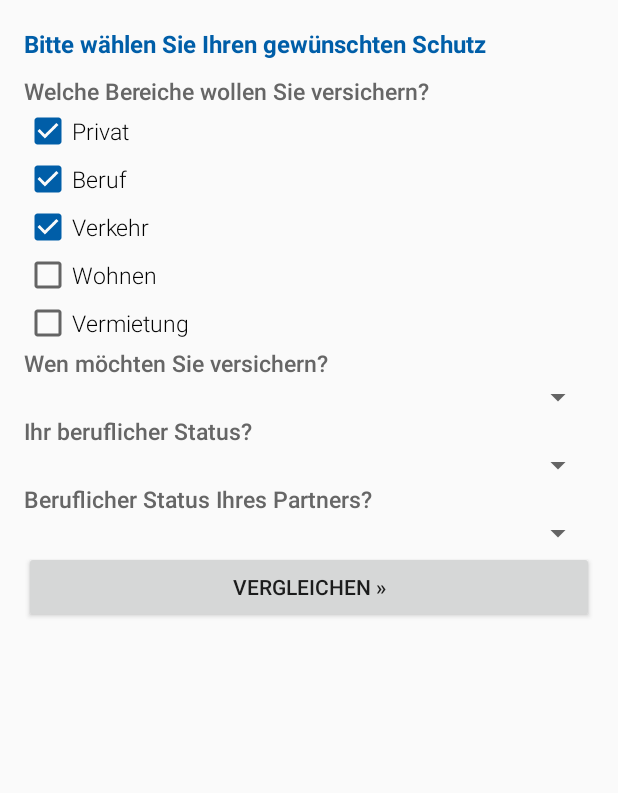
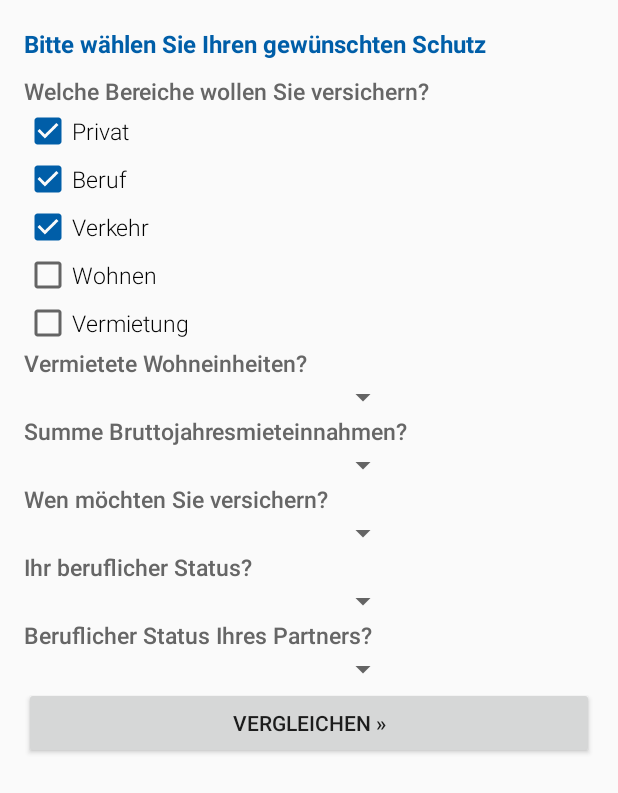
Before and after one commit to liviuignat/rs.android, an Android app: the layout search_activity.xml on its own in the app's theme, with its tools: preview values and no code run, on a phone screen of 412 x 824 dp. Shown: the top 793 px of the screen. Run offline under Robolectric (Android 15) with nearby library versions, the phone set to English and light mode, and no system bars.

```diff
--- a/app/src/main/AndroidManifest.xml
+++ b/app/src/main/AndroidManifest.xml
@@ -8,7 +8,7 @@
         android:label="@string/app_name"
         android:theme="@style/Check24.AppTheme" >
         <activity
-            android:name=".app.screens.SearchActivity_"
+            android:name=".app.screens.search.SearchActivity_"
             android:label="@string/app_name" >
             <intent-filter>
                 <action android:name="android.intent.action.MAIN" />
@@ -17,7 +17,7 @@
         </activity>
 
         <activity
-            android:name=".app.screens.MainActivity_"
+            android:name=".app.screens.tariffList.TariffListActivity_"
             android:label="@string/app_name"
             android:parentActivityName=".app.screens.SearchActivity_"
             >
--- a/app/src/main/java/com/c24/rs/app/adapters/TariffListItemView.java
+++ b/app/src/main/java/com/c24/rs/app/adapters/TariffListItemView.java
@@ -6,9 +6,9 @@ import android.widget.TextView;
 
 import com.c24.rs.R;
 import com.c24.rs.app.uicontrols.TariffNote;
-import com.c24.rs.bl.Tariff;
-import com.c24.rs.bl.TariffFeature;
-import com.c24.rs.bl.TariffImportantHint;
+import com.c24.rs.bl.models.Tariff;
+import com.c24.rs.bl.models.TariffFeature;
+import com.c24.rs.bl.models.TariffImportantHint;
 import com.c24.rs.common.formatters.CurrencyFormatter;
 
 import org.androidannotations.annotations.EViewGroup;
--- a/app/src/main/java/com/c24/rs/app/adapters/TariffsListAdapter.java
+++ b/app/src/main/java/com/c24/rs/app/adapters/TariffsListAdapter.java
@@ -5,7 +5,7 @@ import android.view.View;
 import android.view.ViewGroup;
 import android.widget.BaseAdapter;
 
-import com.c24.rs.bl.Tariff;
+import com.c24.rs.bl.models.Tariff;
 
 import org.androidannotations.annotations.EBean;
 import org.androidannotations.annotations.RootContext;
--- a/app/src/main/java/com/c24/rs/app/screens/MainActivity.java
+++ b/app/src/main/java/com/c24/rs/app/screens/tariffList/TariffListActivity.java
@@ -1,4 +1,4 @@
-package com.c24.rs.app.screens;
+package com.c24.rs.app.screens.tariffList;
 
 import android.app.ProgressDialog;
 import android.os.Bundle;
@@ -8,7 +8,7 @@ import android.widget.ListView;
 import com.c24.rs.R;
 import com.c24.rs.app.ActivityBase;
 import com.c24.rs.app.adapters.TariffsListAdapter;
-import com.c24.rs.bl.Tariff;
+import com.c24.rs.bl.models.Tariff;
 import com.c24.rs.bl.queries.SearchTariffQuery;
 import com.c24.rs.bl.queries.SearchTariffQueryHandler;
 
@@ -28,7 +28,7 @@ import java.util.ArrayList;
 
 @EActivity(R.layout.activity_main)
 @OptionsMenu(R.menu.menu_main)
-public class MainActivity extends ActivityBase {
+public class TariffListActivity extends ActivityBase {
 
     public static String PARAM_SEARCH = "PARAM_SEARCH";
     public SearchTariffQuery tariffSearchQuery;
--- a/app/src/main/java/com/c24/rs/bl/PricingDetails.java
+++ b/app/src/main/java/com/c24/rs/bl/models/PricingDetails.java
@@ -1,4 +1,4 @@
-package com.c24.rs.bl;
+package com.c24.rs.bl.models;
 
 /**
  * Created by liviu.ignat on 7/1/2015.
--- a/app/src/main/java/com/c24/rs/bl/Tariff.java
+++ b/app/src/main/java/com/c24/rs/bl/models/Tariff.java
@@ -1,4 +1,4 @@
-package com.c24.rs.bl;
+package com.c24.rs.bl.models;
 
 public class Tariff {
     public Tariff () {
--- a/app/src/main/java/com/c24/rs/bl/TariffDetails.java
+++ b/app/src/main/java/com/c24/rs/bl/models/TariffDetails.java
@@ -1,4 +1,4 @@
-package com.c24.rs.bl;
+package com.c24.rs.bl.models;
 
 import java.util.ArrayList;
 
--- a/app/src/main/java/com/c24/rs/bl/TariffImportantHint.java
+++ b/app/src/main/java/com/c24/rs/bl/models/TariffImportantHint.java
@@ -1,4 +1,4 @@
-package com.c24.rs.bl;
+package com.c24.rs.bl.models;
 
 public class TariffImportantHint {
     private String mText;
--- a/app/src/main/java/com/c24/rs/bl/queries/SearchTariffQueryHandler.java
+++ b/app/src/main/java/com/c24/rs/bl/queries/SearchTariffQueryHandler.java
@@ -1,6 +1,6 @@
 package com.c24.rs.bl.queries;
 
-import com.c24.rs.bl.Tariff;
+import com.c24.rs.bl.models.Tariff;
 import com.c24.rs.http.TariffHttp;
 
 import org.androidannotations.annotations.Bean;
--- a/app/src/main/java/com/c24/rs/http/TariffHttp.java
+++ b/app/src/main/java/com/c24/rs/http/TariffHttp.java
@@ -2,7 +2,7 @@ package com.c24.rs.http;
 
 import android.net.Uri;
 
-import com.c24.rs.bl.Tariff;
+import com.c24.rs.bl.models.Tariff;
 import com.c24.rs.bl.queries.SearchTariffQuery;
 import com.c24.rs.http.converters.Json2InsuranceInfoConverter;
 import com.c24.rs.http.converters.Json2PricingDetailsConverter;
--- a/app/src/main/java/com/c24/rs/http/converters/Json2InsuranceInfoConverter.java
+++ b/app/src/main/java/com/c24/rs/http/converters/Json2InsuranceInfoConverter.java
@@ -1,6 +1,6 @@
 package com.c24.rs.http.converters;
 
-import com.c24.rs.bl.InsuranceInfo;
+import com.c24.rs.bl.models.InsuranceInfo;
 import com.c24.rs.common.JsonReader;
 
 import org.androidannotations.annotations.EBean;
--- a/app/src/main/java/com/c24/rs/http/converters/Json2PricingDetailsConverter.java
+++ b/app/src/main/java/com/c24/rs/http/converters/Json2PricingDetailsConverter.java
@@ -1,6 +1,6 @@
 package com.c24.rs.http.converters;
 
-import com.c24.rs.bl.PricingDetails;
+import com.c24.rs.bl.models.PricingDetails;
 import com.c24.rs.common.JsonReader;
 
 import org.androidannotations.annotations.EBean;
--- a/app/src/main/java/com/c24/rs/http/converters/Json2TariffDetailsConverter.java
+++ b/app/src/main/java/com/c24/rs/http/converters/Json2TariffDetailsConverter.java
@@ -1,6 +1,6 @@
 package com.c24.rs.http.converters;
 
-import com.c24.rs.bl.TariffDetails;
+import com.c24.rs.bl.models.TariffDetails;
 import com.c24.rs.common.JsonReader;
 
 import org.androidannotations.annotations.EBean;
--- a/app/src/main/java/com/c24/rs/http/converters/Json2TariffFeatureConverter.java
+++ b/app/src/main/java/com/c24/rs/http/converters/Json2TariffFeatureConverter.java
@@ -1,6 +1,6 @@
 package com.c24.rs.http.converters;
 
-import com.c24.rs.bl.TariffFeature;
+import com.c24.rs.bl.models.TariffFeature;
 import com.c24.rs.common.JsonReader;
 
 import org.androidannotations.annotations.EBean;
--- a/app/src/main/java/com/c24/rs/http/converters/Json2TariffImportantHintConverter.java
+++ b/app/src/main/java/com/c24/rs/http/converters/Json2TariffImportantHintConverter.java
@@ -1,6 +1,6 @@
 package com.c24.rs.http.converters;
 
-import com.c24.rs.bl.TariffImportantHint;
+import com.c24.rs.bl.models.TariffImportantHint;
 import com.c24.rs.common.JsonReader;
 
 import org.androidannotations.annotations.EBean;
--- a/app/src/main/res/layout/search_activity.xml
+++ b/app/src/main/res/layout/search_activity.xml
@@ -1,5 +1,8 @@
 <?xml version="1.0" encoding="utf-8"?>
-<LinearLayout xmlns:android="http://schemas.android.com/apk/res/android"
+<ScrollView xmlns:android="http://schemas.android.com/apk/res/android"
+    android:layout_width="match_parent"
+    android:layout_height="match_parent">
+<LinearLayout
     android:orientation="vertical"
     android:layout_width="match_parent"
     android:layout_height="match_parent"
@@ -18,7 +21,7 @@
         android:text="Welche Bereiche wollen Sie versichern?"/>
 
     <CheckBox
-        android:layout_width="match_parent"
+        android:layout_width="wrap_content"
         android:layout_height="wrap_content"
         android:id="@+id/wantsPrivate"
         android:checked="true"
@@ -26,7 +29,7 @@
         android:text="Privat"/>
 
     <CheckBox
-        android:layout_width="match_parent"
+        android:layout_width="wrap_content"
         android:layout_height="wrap_content"
         android:id="@+id/wantsOccupation"
         android:checked="true"
@@ -34,7 +37,7 @@
         android:text="Beruf"/>
 
     <CheckBox
-        android:layout_width="match_parent"
+        android:layout_width="wrap_content"
         android:layout_height="wrap_content"
         android:id="@+id/wantsTraffic"
         android:checked="true"
@@ -42,18 +45,48 @@
         android:text="Verkehr"/>
 
     <CheckBox
-        android:layout_width="match_parent"
+        android:layout_width="wrap_content"
         android:layout_height="wrap_content"
         android:id="@+id/wantsResidence"
         style="@style/FormCheckBox"
         android:text="Wohnen"/>
 
     <CheckBox
-        android:layout_width="match_parent"
+        android:layout_width="wrap_content"
         android:layout_height="wrap_content"
         android:id="@+id/wantsRent"
         style="@style/FormCheckBox"
         android:text="Vermietung"/>
+
+    <LinearLayout
+        android:id="@+id/rentOptionsContainer"
+        android:layout_width="match_parent"
+        android:layout_height="wrap_content"
+        android:orientation="vertical">
+
+        <TextView
+            android:layout_width="wrap_content"
+            android:layout_height="wrap_content"
+            style="@style/FormElementLabelTextView"
+            android:text="Vermietete Wohneinheiten?"/>
+        <Spinner
+            android:layout_width="250dp"
+            android:layout_height="wrap_content"
+            style="@style/FormSpinner"
+            android:id="@+id/numberOfProperties"/>
+
+        <TextView
+            android:layout_width="wrap_content"
+            android:layout_height="wrap_content"
+            style="@style/FormElementLabelTextView"
+            android:text="Summe Bruttojahresmieteinnahmen?"/>
+        <Spinner
+            android:layout_width="250dp"
+            android:layout_height="wrap_content"
+            style="@style/FormSpinner"
+            android:id="@+id/rentIncome"/>
+
+    </LinearLayout>
 
     <TextView
         android:layout_width="match_parent"
@@ -61,29 +94,29 @@
         style="@style/FormElementLabelTextView"
         android:text="Wen möchten Sie versichern?"/>
     <Spinner
-        android:layout_width="match_parent"
+        android:layout_width="250dp"
         android:layout_height="wrap_content"
         style="@style/FormSpinner"
         android:id="@+id/insuredPerson"/>
 
     <TextView
-        android:layout_width="match_parent"
+        android:layout_width="wrap_content"
         android:layout_height="wrap_content"
         style="@style/FormElementLabelTextView"
         android:text="Ihr beruflicher Status?"/>
     <Spinner
-        android:layout_width="match_parent"
+        android:layout_width="250dp"
         android:layout_height="wrap_content"
         style="@style/FormSpinner"
         android:id="@+id/employmentStatus"/>
 
     <TextView
-        android:layout_width="match_parent"
+        android:layout_width="wrap_content"
         android:layout_height="wrap_content"
         style="@style/FormElementLabelTextView"
         android:text="Beruflicher Status Ihres Partners?"/>
     <Spinner
-        android:layout_width="match_parent"
+        android:layout_width="250dp"
         android:layout_height="wrap_content"
         style="@style/FormSpinner"
         android:id="@+id/partnerEmploymentStatus"/>
@@ -95,3 +128,4 @@
         android:text="vergleichen »"/>
 
 </LinearLayout>
+</ScrollView>
```
Also changed, not shown: app/src/main/java/com/c24/rs/app/screens/search/SearchActivity.java (renamed from app/src/main/java/com/c24/rs/app/screens/SearchActivity.java, +37 -3 lines), app/src/main/java/com/c24/rs/bl/models/InsuranceInfo.java (renamed from app/src/main/java/com/c24/rs/bl/TariffFeature.java, +12 -11 lines), app/src/main/java/com/c24/rs/bl/models/TariffFeature.java (renamed from app/src/main/java/com/c24/rs/bl/InsuranceInfo.java, +11 -12 lines), app/src/main/res/values/strings.xml (+17 -0 lines).
